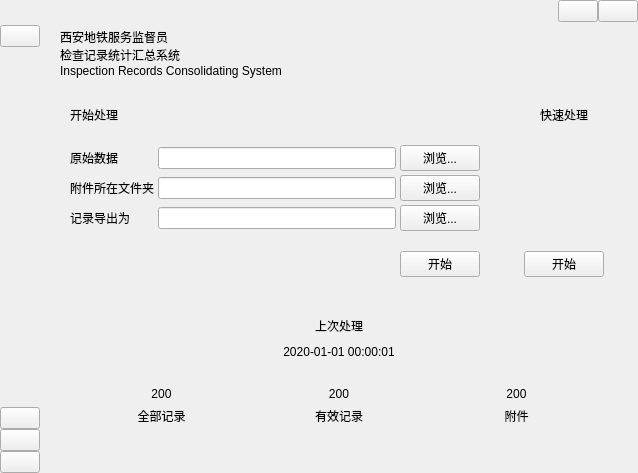
Old version of the form MainWindow.ui in the repository YuanLinStudio/Inspection-Record-Consolidating-System.
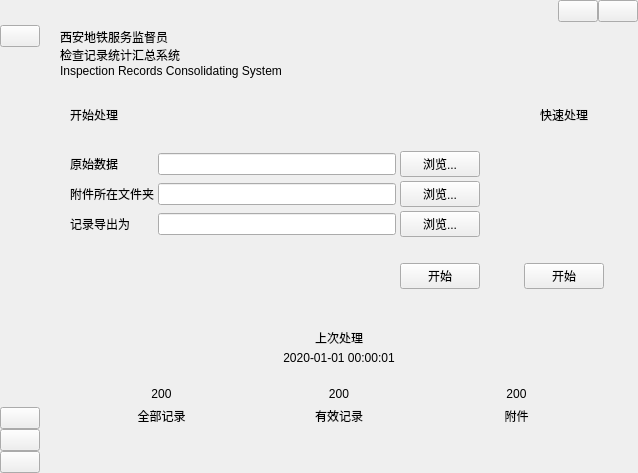
New version of the form. Icons and pictures are not drawn.

```diff
--- a/MainWindow.ui
+++ b/MainWindow.ui
@@ -442,7 +442,11 @@
                        <number>0</number>
                       </property>
                       <item>
-                       <widget class="QLineEdit" name="generalProcessOriginalDataDirLineEdit"/>
+                       <widget class="QLineEdit" name="generalProcessOriginalDataDirLineEdit">
+                        <property name="readOnly">
+                         <bool>true</bool>
+                        </property>
+                       </widget>
                       </item>
                       <item>
                        <widget class="QPushButton" name="generalProcessOriginalDataExploreButton">
@@ -480,7 +484,11 @@
                        <number>0</number>
                       </property>
                       <item>
-                       <widget class="QLineEdit" name="generalProcessAttachmentLocationDirLineEdit"/>
+                       <widget class="QLineEdit" name="generalProcessAttachmentLocationDirLineEdit">
+                        <property name="readOnly">
+                         <bool>true</bool>
+                        </property>
+                       </widget>
                       </item>
                       <item>
                        <widget class="QPushButton" name="generalProcessAttachmentLocationExploreButton">
@@ -518,7 +526,11 @@
                        <number>0</number>
                       </property>
                       <item>
-                       <widget class="QLineEdit" name="generalProcessExportFileDirLineEdit"/>
+                       <widget class="QLineEdit" name="generalProcessExportFileDirLineEdit">
+                        <property name="readOnly">
+                         <bool>true</bool>
+                        </property>
+                       </widget>
                       </item>
                       <item>
                        <widget class="QPushButton" name="generalProcessExportFileExploreButton">
@@ -714,7 +726,7 @@
            <widget class="QWidget" name="lastProcessWidget" native="true">
             <layout class="QVBoxLayout" name="verticalLayout_4">
              <property name="spacing">
-              <number>10</number>
+              <number>4</number>
              </property>
              <property name="leftMargin">
               <number>10</number>
```
Left out of the diff: 4 changed lines with no effect on the pictures.
